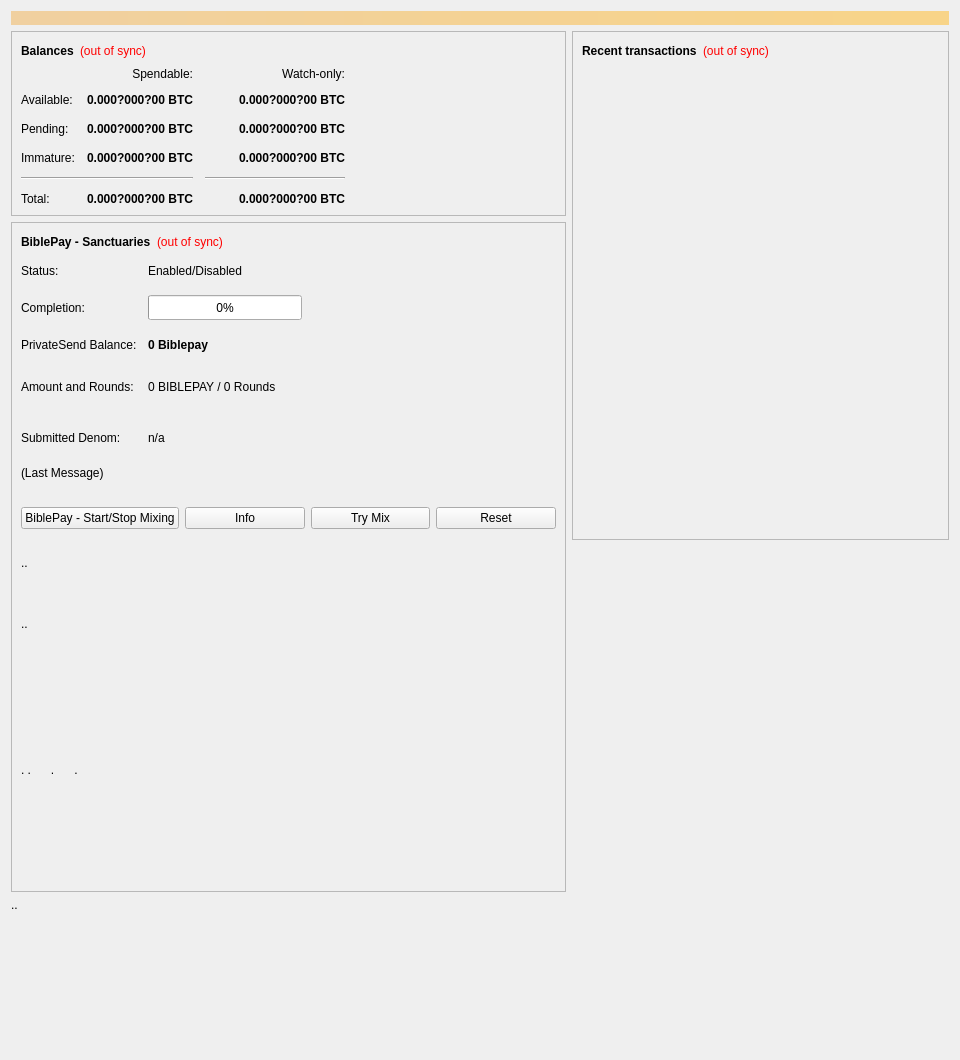
Before: the Qt Designer form src/qt/forms/overviewpage.ui in biblepay/biblepay_legacy, drawn with Qt 5.
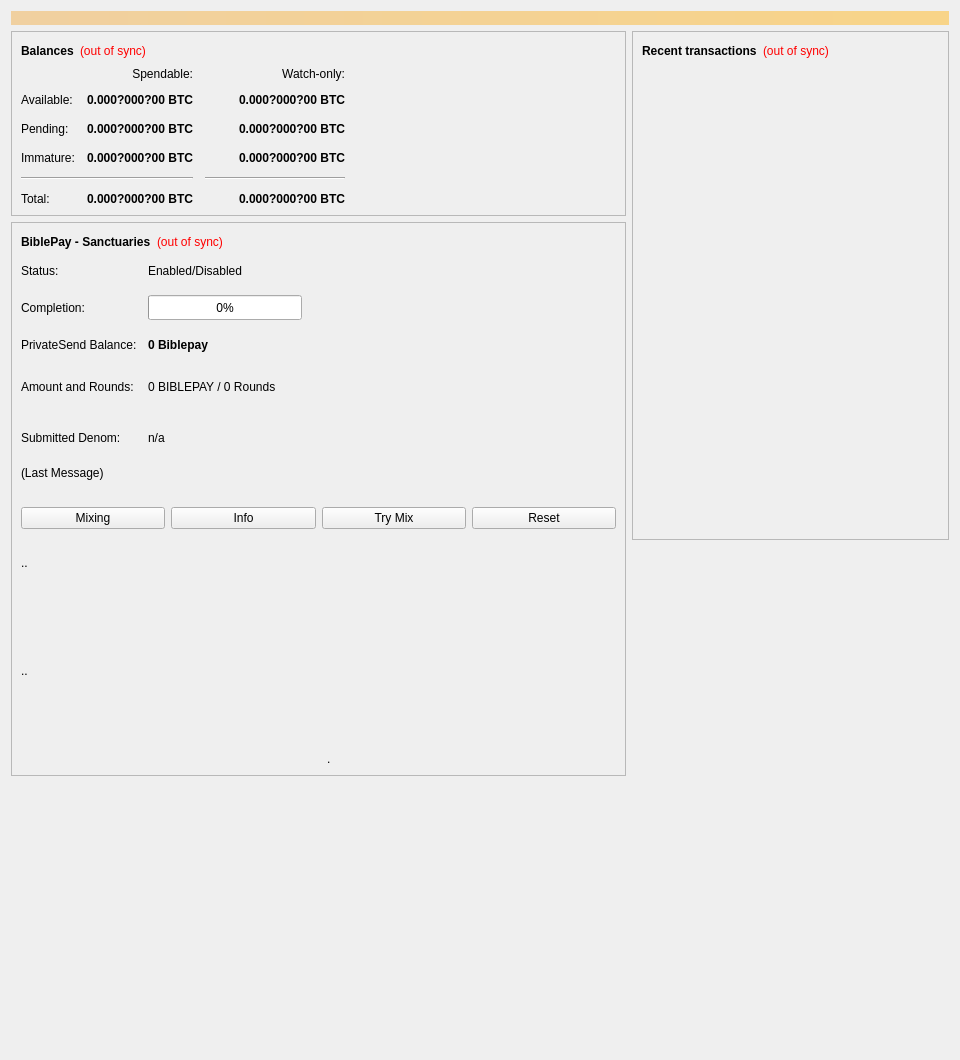
After: the same form once the commit is applied.

What changed in the file:
```diff
--- a/src/qt/forms/overviewpage.ui
+++ b/src/qt/forms/overviewpage.ui
@@ -44,7 +44,7 @@
         <widget class="QFrame" name="frame">
          <property name="minimumSize">
           <size>
-           <width>555</width>
+           <width>615</width>
            <height>0</height>
           </size>
          </property>
@@ -400,6 +400,18 @@
        </item>
        <item>
         <widget class="QFrame" name="framePrivateSend">
+         <property name="sizePolicy">
+          <sizepolicy hsizetype="Preferred" vsizetype="Preferred">
+           <horstretch>0</horstretch>
+           <verstretch>0</verstretch>
+          </sizepolicy>
+         </property>
+         <property name="minimumSize">
+          <size>
+           <width>0</width>
+           <height>0</height>
+          </size>
+         </property>
          <property name="layoutDirection">
           <enum>Qt::LeftToRight</enum>
          </property>
@@ -654,11 +666,11 @@
                 <property name="maximumSize">
                  <size>
                   <width>174</width>
-                  <height>25</height>
+                  <height>16777215</height>
                  </size>
                 </property>
                 <property name="text">
-                 <string>BiblePay - Start/Stop Mixing</string>
+                 <string>Mixing</string>
                 </property>
                </widget>
               </item>
@@ -780,7 +792,7 @@
             <property name="minimumSize">
              <size>
               <width>250</width>
-              <height>55</height>
+              <height>150</height>
              </size>
             </property>
             <property name="maximumSize">
@@ -806,7 +818,7 @@
             <property name="minimumSize">
              <size>
               <width>255</width>
-              <height>225</height>
+              <height>12</height>
              </size>
             </property>
             <property name="maximumSize">
@@ -816,47 +828,13 @@
              </size>
             </property>
             <property name="text">
-             <string>. .      .      . </string>
+             <string>                                                                                            .</string>
             </property>
            </widget>
           </item>
          </layout>
         </widget>
        </item>
-       
-       
-       <item>
-                  <widget class="QLabel" name="txtDisplay4">
-                   <property name="sizePolicy">
-                    <sizepolicy hsizetype="Preferred" vsizetype="Preferred">
-                     <horstretch>0</horstretch>
-                     <verstretch>0</verstretch>
-                    </sizepolicy>
-                   </property>
-                   <property name="minimumSize">
-                    <size>
-                     <width>200</width>
-                     <height>5</height>
-                    </size>
-                   </property>
-                   <property name="maximumSize">
-                    <size>
-                     <width>16777215</width>
-                     <height>1677777</height>
-                    </size>
-                   </property>
-                   <property name="text">
-                    <string>..</string>
-                   </property>
-                  </widget>
-                 </item>
-          
-       
-       
-       
-       
-       
-       
        <item>
         <spacer name="verticalSpacer">
          <property name="orientation">
@@ -876,6 +854,12 @@
       <layout class="QVBoxLayout" name="verticalLayout_3">
        <item>
         <widget class="QFrame" name="frame_2">
+         <property name="sizePolicy">
+          <sizepolicy hsizetype="MinimumExpanding" vsizetype="Preferred">
+           <horstretch>0</horstretch>
+           <verstretch>0</verstretch>
+          </sizepolicy>
+         </property>
          <property name="frameShape">
           <enum>QFrame::StyledPanel</enum>
          </property>
```
Left out of the diff: 4 changed lines with no effect on the pictures.
